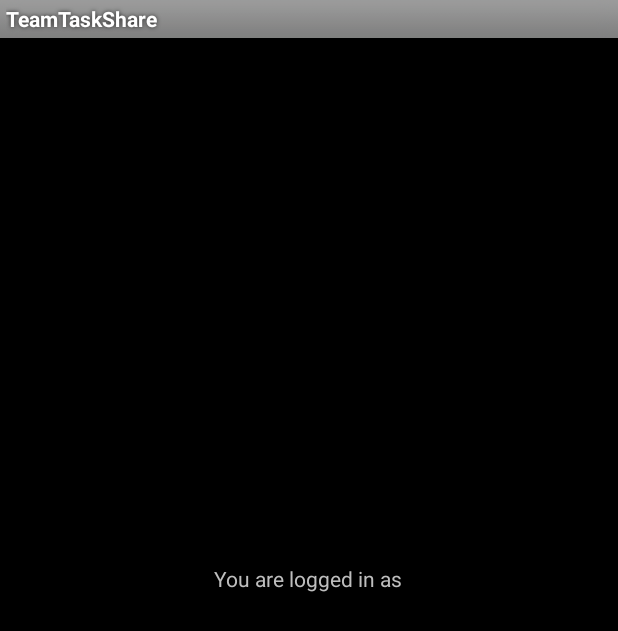
After one commit to sguerrero1971/TeamTaskShare, an Android app: the layout activity_taskshare_user_profile.xml on its own in the app's theme, with its tools: preview values and no code run, on a phone screen of 412 x 824 dp. The commit adds this screen. Shown: the top 631 px of the screen. Run offline under Robolectric (Android 15) with nearby library versions, the phone set to English and light mode, and no system bars.

```diff
--- a/app/src/main/AndroidManifest.xml
+++ b/app/src/main/AndroidManifest.xml
@@ -20,7 +20,7 @@
             <meta-data
                 android:name="com.parse.ui.ParseLoginActivity.APP_LOGO"
                 android:resource="@drawable/logo"/>
-            <!-- For these non-resource options, use android:value -->
+             <!--For these non-resource options, use android:value -->
             <meta-data
                 android:name="com.parse.ui.ParseLoginActivity.PARSE_LOGIN_ENABLED"
                 android:value="true"/>
--- /dev/null
+++ b/app/src/main/res/layout/activity_taskshare_user_profile.xml
@@ -0,0 +1,53 @@
+<?xml version="1.0" encoding="utf-8"?>
+<android.support.v4.widget.DrawerLayout
+    xmlns:android="http://schemas.android.com/apk/res/android"
+    android:id="@+id/dl_activity_blocly"
+    android:layout_width="match_parent"
+    android:layout_height="match_parent">
+
+<LinearLayout
+    android:layout_width="match_parent"
+    android:layout_height="match_parent"
+    android:orientation="vertical">
+
+    <LinearLayout
+        android:layout_width="match_parent"
+        android:layout_height="0dp"
+        android:layout_weight="0.5"
+        android:gravity="center"
+        android:orientation="vertical">
+
+        <TextView
+            android:id="@+id/profile_title"
+            android:layout_width="wrap_content"
+            android:layout_height="wrap_content"
+            style="@style/ParseLoginUI.TextView"
+            android:text="@string/profile_title_logged_in" />
+
+        <TextView
+            android:id="@+id/profile_name"
+            android:layout_width="wrap_content"
+            android:layout_height="wrap_content"
+            style="@style/ParseLoginUI.TextView" />
+
+        <TextView
+            android:id="@+id/profile_email"
+            android:layout_width="wrap_content"
+            android:layout_height="wrap_content"
+            style="@style/ParseLoginUI.TextView" />
+
+        <TextView
+            android:id="@+id/profile_vehicle"
+            android:layout_width="wrap_content"
+            android:layout_height="wrap_content"
+            style="@style/ParseLoginUI.TextView" />
+
+        <TextView
+            android:id="@+id/profile_shift"
+            android:layout_width="wrap_content"
+            android:layout_height="wrap_content"
+            style="@style/ParseLoginUI.TextView" />
+
+    </LinearLayout>
+    </LinearLayout>
+</android.support.v4.widget.DrawerLayout>
--- a/app/src/main/res/values/tasklist_items.xml
+++ b/app/src/main/res/values/tasklist_items.xml
@@ -5,4 +5,10 @@
         <item>Horn</item>
         <item>Glass Wipers</item>
     </string-array>
+
+    <string-array name="shift">
+        <item>Day</item>
+        <item>Night</item>
+    </string-array>
+
 </resources>
```
Also changed, not shown: app/src/main/java/com/sagapp/teamtaskshare/api/CreateTaskShare.java (+31 -41 lines), app/src/main/java/com/sagapp/teamtaskshare/api/network/TaskSync.java (+10 -11 lines), app/src/main/java/com/sagapp/teamtaskshare/ui/activity/TaskShareActivity.java (+159 -106 lines), app/src/main/res/layout/activity_taskshare.xml (+32 -14 lines), app/src/main/res/menu/taskshare_list.xml (+0 -7 lines), app/src/main/res/values/strings.xml (+5 -2 lines).
